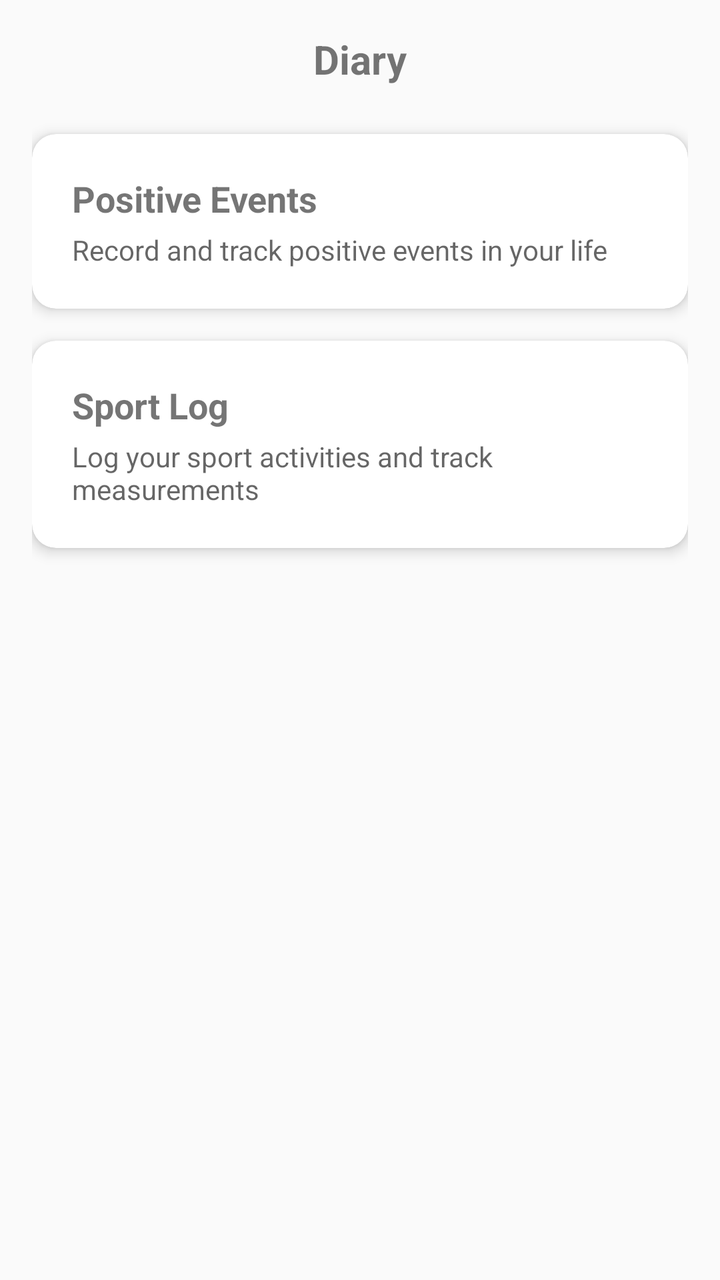
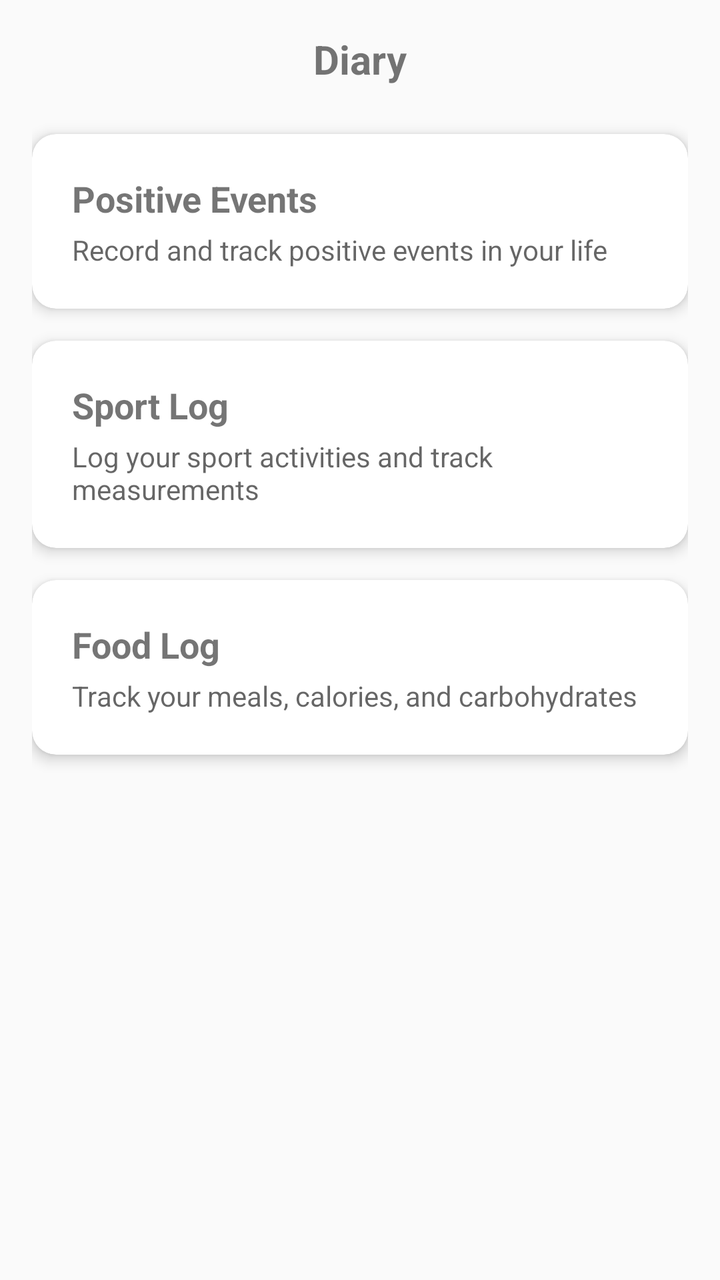

Before-and-after screenshots of an Android layout around one commit, followed by the original layout XML and the change that was made.
<!-- AndroidManifest.xml: application theme Theme.HabitEvaluator -->
<!-- res/layout/fragment_diary_navigation.xml -->
<?xml version="1.0" encoding="utf-8"?>
<LinearLayout xmlns:android="http://schemas.android.com/apk/res/android"
    xmlns:app="http://schemas.android.com/apk/res-auto"
    android:layout_width="match_parent"
    android:layout_height="match_parent"
    android:orientation="vertical"
    android:padding="16dp"
    android:gravity="center_horizontal">

    <TextView
        android:layout_width="wrap_content"
        android:layout_height="wrap_content"
        android:text="@string/nav_diary"
        android:textSize="20sp"
        android:textStyle="bold"
        android:layout_marginBottom="24dp" />

    <androidx.cardview.widget.CardView
        android:id="@+id/positivityDiaryCard"
        android:layout_width="match_parent"
        android:layout_height="wrap_content"
        android:layout_marginBottom="16dp"
        android:clickable="true"
        android:focusable="true"
        android:foreground="?attr/selectableItemBackground"
        app:cardCornerRadius="12dp"
        app:cardElevation="4dp">

        <LinearLayout
            android:layout_width="match_parent"
            android:layout_height="wrap_content"
            android:orientation="vertical"
            android:padding="20dp">

            <TextView
                android:layout_width="wrap_content"
                android:layout_height="wrap_content"
                android:text="@string/diary_positive_events"
                android:textSize="18sp"
                android:textStyle="bold" />

            <TextView
                android:layout_width="wrap_content"
                android:layout_height="wrap_content"
                android:layout_marginTop="4dp"
                android:text="@string/diary_navigation_positivity_description"
                android:textColor="?android:textColorSecondary"
                android:textSize="14sp" />
        </LinearLayout>
    </androidx.cardview.widget.CardView>

    <androidx.cardview.widget.CardView
        android:id="@+id/sportLogCard"
        android:layout_width="match_parent"
        android:layout_height="wrap_content"
        android:clickable="true"
        android:focusable="true"
        android:foreground="?attr/selectableItemBackground"
        app:cardCornerRadius="12dp"
        app:cardElevation="4dp">

        <LinearLayout
            android:layout_width="match_parent"
            android:layout_height="wrap_content"
            android:orientation="vertical"
            android:padding="20dp">

            <TextView
                android:layout_width="wrap_content"
                android:layout_height="wrap_content"
                android:text="@string/sport_log_title"
                android:textSize="18sp"
                android:textStyle="bold" />

            <TextView
                android:layout_width="wrap_content"
                android:layout_height="wrap_content"
                android:layout_marginTop="4dp"
                android:text="@string/diary_navigation_sport_description"
                android:textColor="?android:textColorSecondary"
                android:textSize="14sp" />
        </LinearLayout>
    </androidx.cardview.widget.CardView>

</LinearLayout>
<!-- resources referenced by this layout -->
<resources>
  <string name="diary_navigation_positivity_description">Record and track positive events in your life</string>
  <string name="diary_navigation_sport_description">Log your sport activities and track measurements</string>
  <string name="diary_positive_events">Positive Events</string>
  <string name="nav_diary">Diary</string>
  <string name="sport_log_title">Sport Log</string>
  <style name="Theme.HabitEvaluator" parent="Theme.MaterialComponents.DayNight.NoActionBar">
          <item name="colorPrimary">@color/primary</item>
          <item name="colorPrimaryDark">@color/primary_dark</item>
          <item name="colorAccent">@color/accent</item>
          <item name="android:windowBackground">@color/background</item>
      </style>
  <color name="primary">#4CAF50</color>
  <color name="primary_dark">#388E3C</color>
  <color name="accent">#FFC107</color>
  <color name="background">#FAFAFA</color>
</resources>

<!-- the commit's change to res/layout/fragment_diary_navigation.xml (unified diff, before → after) -->
@@ -53,6 +53,7 @@
         android:id="@+id/sportLogCard"
         android:layout_width="match_parent"
         android:layout_height="wrap_content"
+        android:layout_marginBottom="16dp"
         android:clickable="true"
         android:focusable="true"
         android:foreground="?attr/selectableItemBackground"
@@ -82,4 +83,37 @@
         </LinearLayout>
     </androidx.cardview.widget.CardView>
 
+    <androidx.cardview.widget.CardView
+        android:id="@+id/foodLogCard"
+        android:layout_width="match_parent"
+        android:layout_height="wrap_content"
+        android:clickable="true"
+        android:focusable="true"
+        android:foreground="?attr/selectableItemBackground"
+        app:cardCornerRadius="12dp"
+        app:cardElevation="4dp">
+
+        <LinearLayout
+            android:layout_width="match_parent"
+            android:layout_height="wrap_content"
+            android:orientation="vertical"
+            android:padding="20dp">
+
+            <TextView
+                android:layout_width="wrap_content"
+                android:layout_height="wrap_content"
+                android:text="@string/food_log_title"
+                android:textSize="18sp"
+                android:textStyle="bold" />
+
+            <TextView
+                android:layout_width="wrap_content"
+                android:layout_height="wrap_content"
+                android:layout_marginTop="4dp"
+                android:text="@string/diary_navigation_food_description"
+                android:textColor="?android:textColorSecondary"
+                android:textSize="14sp" />
+        </LinearLayout>
+    </androidx.cardview.widget.CardView>
+
 </LinearLayout>
<!-- resource entries referenced after the edit -->
@@ -1,8 +1,10 @@
 <!-- resources referenced by this layout -->
 <resources>
+  <string name="diary_navigation_food_description">Track your meals, calories, and carbohydrates</string>
   <string name="diary_navigation_positivity_description">Record and track positive events in your life</string>
   <string name="diary_navigation_sport_description">Log your sport activities and track measurements</string>
   <string name="diary_positive_events">Positive Events</string>
+  <string name="food_log_title">Food Log</string>
   <string name="nav_diary">Diary</string>
   <string name="sport_log_title">Sport Log</string>
   <style name="Theme.HabitEvaluator" parent="Theme.MaterialComponents.DayNight.NoActionBar">
